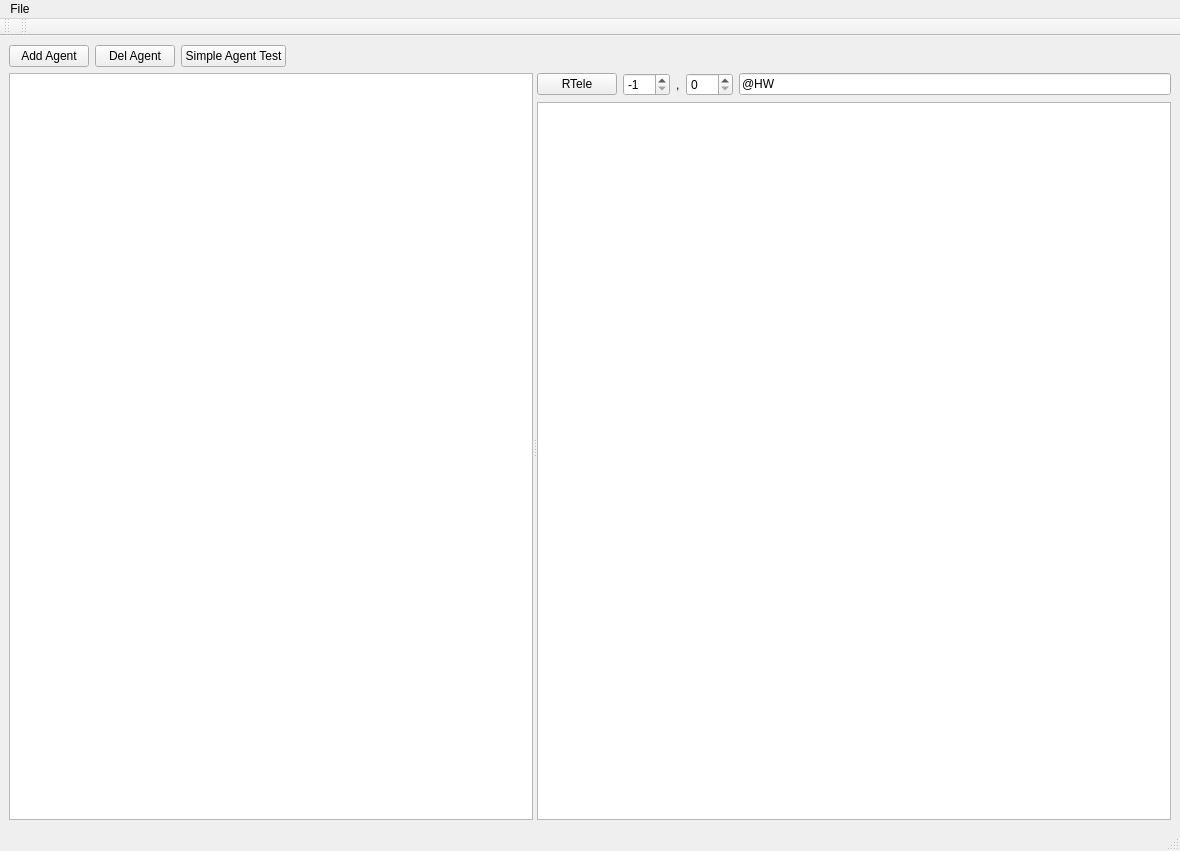
First picture: the form in App/AgentsManager/mainwindow.ui, repository break11/AutoStorage, before the edit.
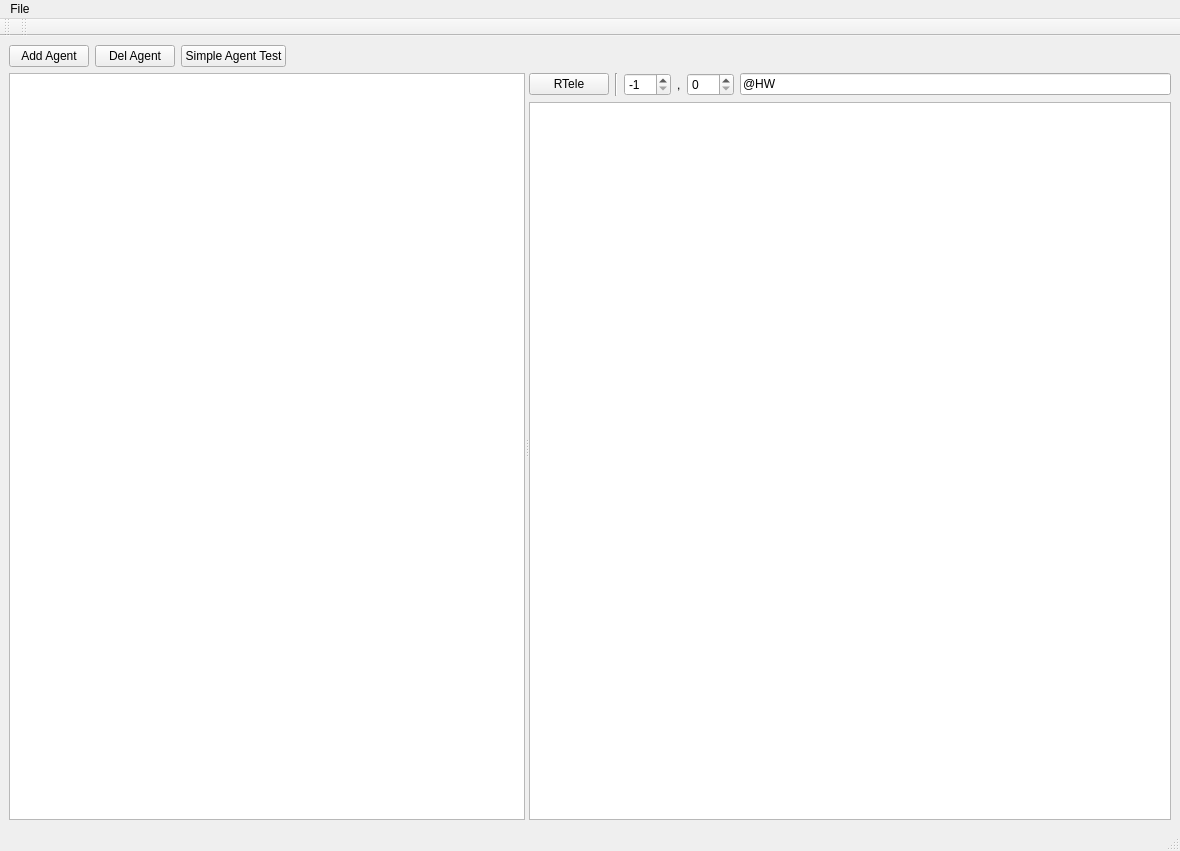
Second picture: the form after the edit.

Patch:
```diff
--- a/App/AgentsManager/mainwindow.ui
+++ b/App/AgentsManager/mainwindow.ui
@@ -110,6 +110,13 @@
             </property>
            </widget>
           </item>
+          <item>
+           <widget class="Line" name="line">
+            <property name="orientation">
+             <enum>Qt::Vertical</enum>
+            </property>
+           </widget>
+          </item>
           <item>
            <widget class="QSpinBox" name="sbPacketN">
             <property name="toolTip">
```
